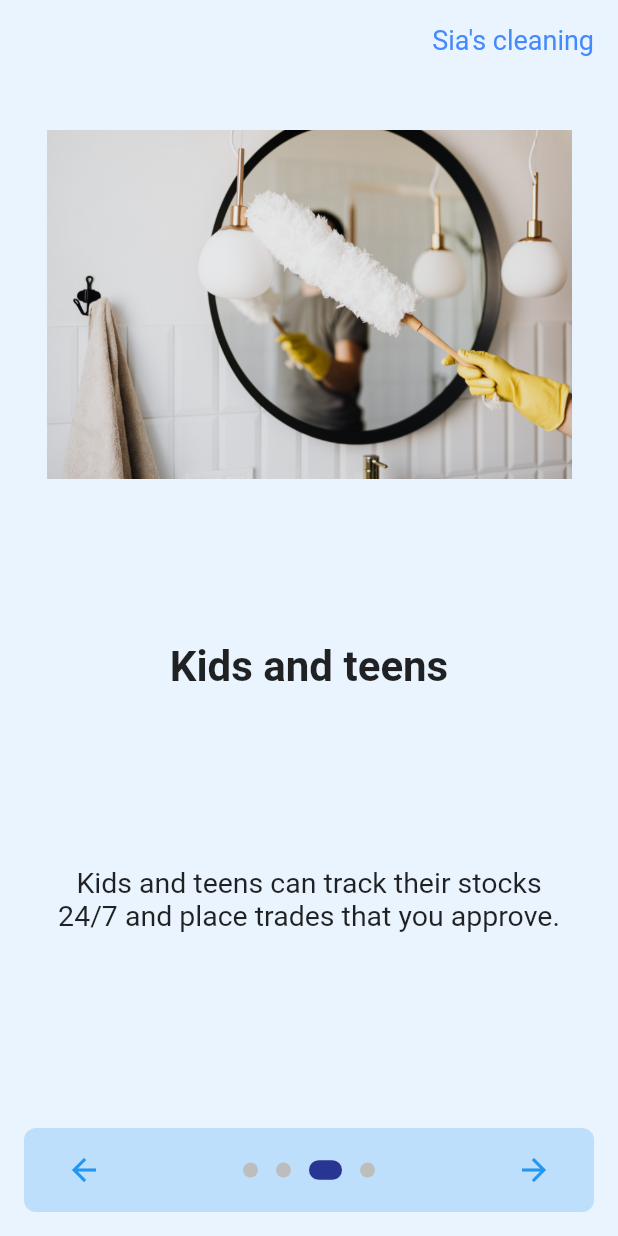
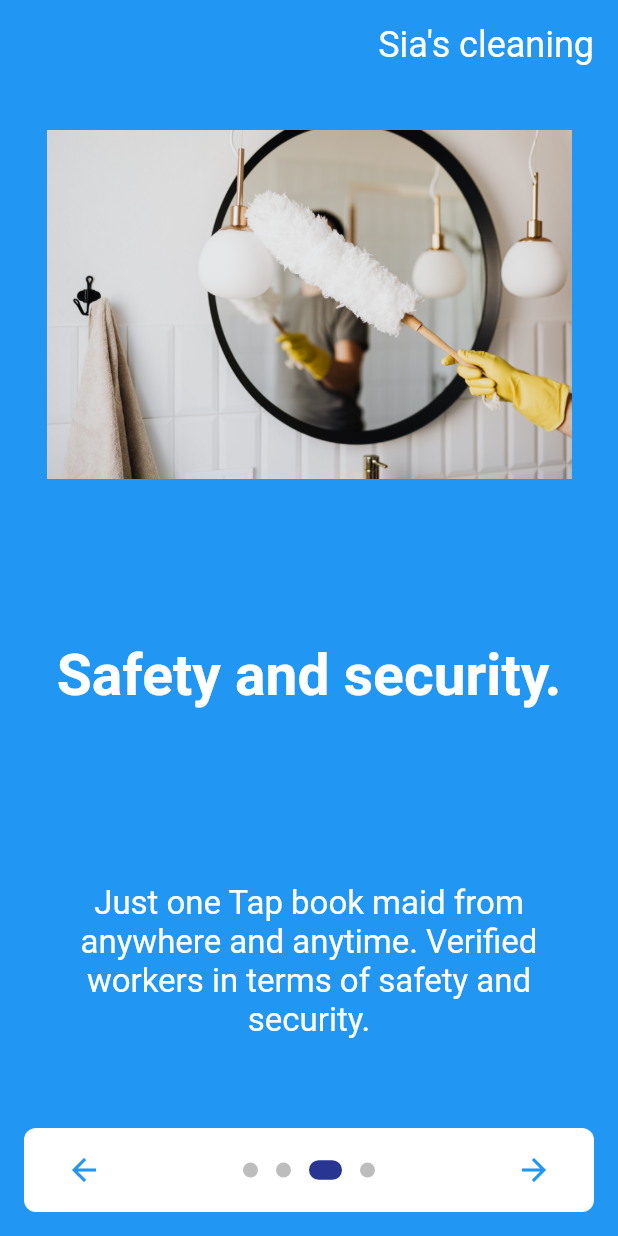
Before and after one commit to SiaBolt/sias_cleaning, a Flutter app: the screen it shows after launch, swiped to page 3, on a phone screen of 412 x 824 dp. Run offline on Flutter 3.47's test engine with Material 2 defaults, Android fonts, the phone set to English and light mode, and no system bars; drawn by our look-alikes of introduction_screen; our stand-ins replace cloud_firestore, firebase_auth, firebase_core, fluttertoast, shared_preferences; accounts and stored records are empty; Roboto replaces fonts that are missing (Hind).

Commit message:
all is done

```diff
--- a/lib/screens/onboarding_page/onboard_page.dart
+++ b/lib/screens/onboarding_page/onboard_page.dart
@@ -28,11 +28,11 @@ class _OnBoardingPageState extends State<OnBoardingPage> {
 
   Widget _buildFullscreenImage() {
     return Image.asset(
-      'assets/images/fullscreen.jpg',
-      fit: BoxFit.cover,
+      'assets/images/fullscreen1.jpg',
+      fit: BoxFit.fitWidth,
       height: double.infinity,
       width: double.infinity,
-      alignment: Alignment.center,
+      alignment: Alignment.topCenter,
     );
   }
 
@@ -47,20 +47,21 @@ class _OnBoardingPageState extends State<OnBoardingPage> {
 
   @override
   Widget build(BuildContext context) {
-    const bodyStyle = TextStyle(fontSize: 19.0);
+    const bodyStyle = TextStyle(fontSize: 22.0, color: Colors.white);
 
     const pageDecoration = PageDecoration(
-      titleTextStyle: TextStyle(fontSize: 28.0, fontWeight: FontWeight.w700),
+      titleTextStyle: TextStyle(
+          fontSize: 38.0, fontWeight: FontWeight.w700, color: Colors.white),
       bodyTextStyle: bodyStyle,
       imagePadding: EdgeInsets.fromLTRB(16.0, 40.0, 16.0, 16.0),
       titlePadding: EdgeInsets.fromLTRB(16.0, 30.0, 16.0, 16.0),
       bodyPadding: EdgeInsets.fromLTRB(16.0, 100.0, 16.0, 16.0),
-      pageColor: Color.fromRGBO(144, 202, 249, 0.2),
+      pageColor: Colors.blue,
     );
 
     return IntroductionScreen(
       key: introKey,
-      globalBackgroundColor: Colors.white,
+      globalBackgroundColor: Color.fromRGBO(144, 202, 249, 1),
       globalHeader: const Align(
         alignment: Alignment.topRight,
         child: SafeArea(
@@ -68,7 +69,10 @@ class _OnBoardingPageState extends State<OnBoardingPage> {
             padding: EdgeInsets.only(top: 16, right: 16),
             child: Text(
               'Sia\'s cleaning',
-              style: TextStyle(color: Colors.blueAccent),
+              style: TextStyle(
+                fontSize: 24,
+                color: Colors.white,
+              ),
             ),
           ),
         ),
@@ -86,30 +90,27 @@ class _OnBoardingPageState extends State<OnBoardingPage> {
       // ),
       pages: [
         PageViewModel(
-          title: "Fractional shares",
-          body:
-              "Instead of having to buy an entire share, invest any amount you want.",
+          title: "Need help with cleaning? ",
+          body: "Trust us to take care of your home.",
           image: _buildImage('onboard1.png'),
           decoration: pageDecoration,
         ),
         PageViewModel(
-          title: "Learn as you go",
-          body:
-              "Download the Stockpile app and master the market with our mini-lesson.",
+          title: "Welcome to Sia's application",
+          body: "cleaning service application",
           image: _buildImage('onboard2.png', 350),
           decoration: pageDecoration,
         ),
         PageViewModel(
-          title: "Kids and teens",
+          title: "Safety and security.",
           body:
-              "Kids and teens can track their stocks 24/7 and place trades that you approve.",
+              "Just one Tap book maid from anywhere and anytime. Verified workers in terms of safety and security.",
           image: _buildImage('onboard3.jpg'),
           decoration: pageDecoration,
         ),
         PageViewModel(
-          title: "Full Screen Page",
-          body:
-              "Pages can be full screen as well.\n\nLorem ipsum dolor sit amet, consectetur adipiscing elit. Nunc id euismod lectus, non tempor felis. Nam rutrum rhoncus est ac venenatis.",
+          title: "Trained workers.",
+          body: "Providing well trained and polite workers.",
           image: _buildFullscreenImage(),
           decoration: pageDecoration.copyWith(
             contentMargin: const EdgeInsets.symmetric(horizontal: 16),
@@ -118,46 +119,6 @@ class _OnBoardingPageState extends State<OnBoardingPage> {
             imageFlex: 3,
           ),
         ),
-        // PageViewModel(
-        //   title: "Another title page",
-        //   body: "Another beautiful body text for this example onboarding",
-        //   image: _buildImage('img2.jpg'),
-        //   footer: ElevatedButton(
-        //     onPressed: () {
-        //       introKey.currentState?.animateScroll(0);
-        //     },
-        //     child: const Text(
-        //       'FooButton',
-        //       style: TextStyle(color: Colors.white),
-        //     ),
-        //     style: ElevatedButton.styleFrom(
-        //       primary: Colors.lightBlue,
-        //       shape: RoundedRectangleBorder(
-        //         borderRadius: BorderRadius.circular(8.0),
-        //       ),
-        //     ),
-        //   ),
-        //   decoration: pageDecoration,
-        // ),
-        // PageViewModel(
-        //   title: "Title of last page - reversed",
-        //   bodyWidget: Row(
-        //     mainAxisAlignment: MainAxisAlignment.center,
-        //     children: const [
-        //       Text("Click on ", style: bodyStyle),
-        //       Icon(Icons.edit),
-        //       Text(" to edit a post", style: bodyStyle),
-        //     ],
-        //   ),
-        //   decoration: pageDecoration.copyWith(
-        //     bodyFlex: 2,
-        //     imageFlex: 4,
-        //     bodyAlignment: Alignment.bottomCenter,
-        //     imageAlignment: Alignment.topCenter,
-        //   ),
-        //   image: _buildImage('img1.jpg'),
-        //   reverse: true,
-        // ),
       ],
       onDone: () => _onIntroEnd(context),
       //onSkip: () => _onIntroEnd(context), // You can override onSkip callback
@@ -167,9 +128,11 @@ class _OnBoardingPageState extends State<OnBoardingPage> {
       showBackButton: true,
       //rtl: true, // Display as right-to-left
       back: const Icon(Icons.arrow_back),
-      skip: const Text('Skip', style: TextStyle(fontWeight: FontWeight.w600)),
+      skip: const Text('Skip',
+          style: TextStyle(fontWeight: FontWeight.w600, color: Colors.indigo)),
       next: const Icon(Icons.arrow_forward),
-      done: const Text('Done', style: TextStyle(fontWeight: FontWeight.w600)),
+      done: const Text('Done',
+          style: TextStyle(fontWeight: FontWeight.w600, color: Colors.indigo)),
       curve: Curves.fastLinearToSlowEaseIn,
       controlsMargin: const EdgeInsets.all(16),
       controlsPadding: kIsWeb
@@ -184,7 +147,7 @@ class _OnBoardingPageState extends State<OnBoardingPage> {
         ),
       ),
       dotsContainerDecorator: const ShapeDecoration(
-        color: Color.fromRGBO(144, 202, 249, 0.5),
+        color: Colors.white,
         shape: RoundedRectangleBorder(
           borderRadius: BorderRadius.all(Radius.circular(8.0)),
         ),
```
Also changed, not shown: pubspec.lock, 1 other file.
